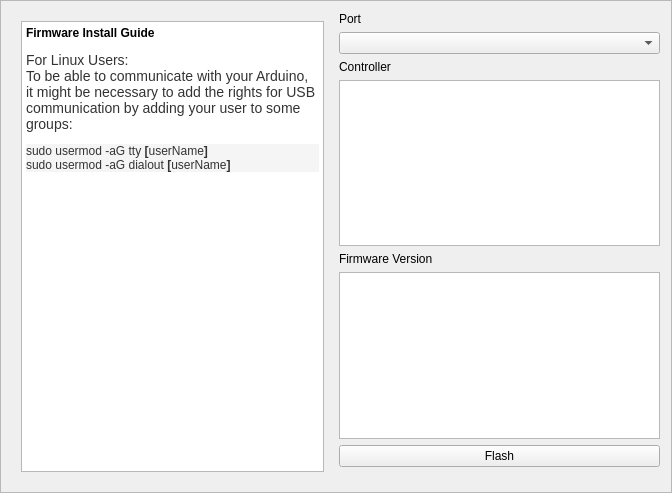
Old version of the form src/main/python/ayab/firmware_flash_gui.ui in the repository AllYarnsAreBeautiful/ayab-desktop.
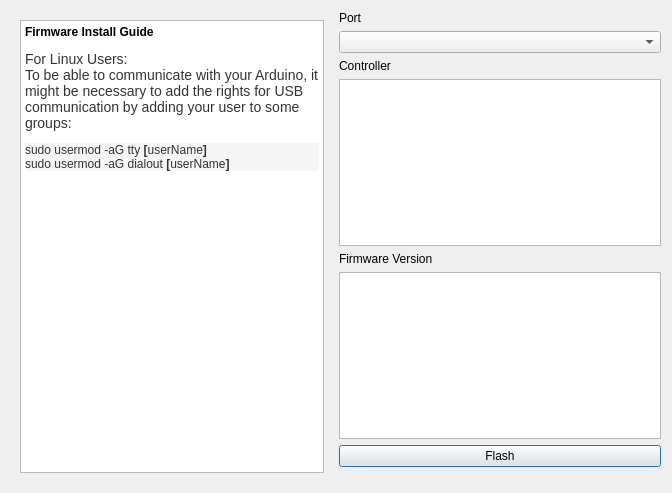
New version of the form.

Commit message: change Firmware Flash dialog

The edit to the form file:
```diff
--- a/src/main/python/ayab/firmware_flash_gui.ui
+++ b/src/main/python/ayab/firmware_flash_gui.ui
@@ -1,7 +1,7 @@
 <?xml version="1.0" encoding="UTF-8"?>
 <ui version="4.0">
  <class>Firmware</class>
- <widget class="QFrame" name="FirmwareFlashFrame">
+ <widget class="QDialog" name="FirmwareFlashFrame">
   <property name="geometry">
    <rect>
     <x>0</x>
@@ -13,11 +13,8 @@
   <property name="windowTitle">
    <string>Firmware Flashing Utility</string>
   </property>
-  <property name="frameShape">
-   <enum>QFrame::StyledPanel</enum>
-  </property>
-  <property name="frameShadow">
-   <enum>QFrame::Raised</enum>
+  <property name="modal">
+   <bool>True</bool>
   </property>
   <layout class="QHBoxLayout" name="horizontalLayout">
    <item>
@@ -78,6 +75,9 @@
        <property name="text">
         <string>Flash</string>
        </property>
+       <property name="flat">
+        <bool>False</bool>
+       </property>
       </widget>
      </item>
      <item>
```
The commit also changes 1 other file.
